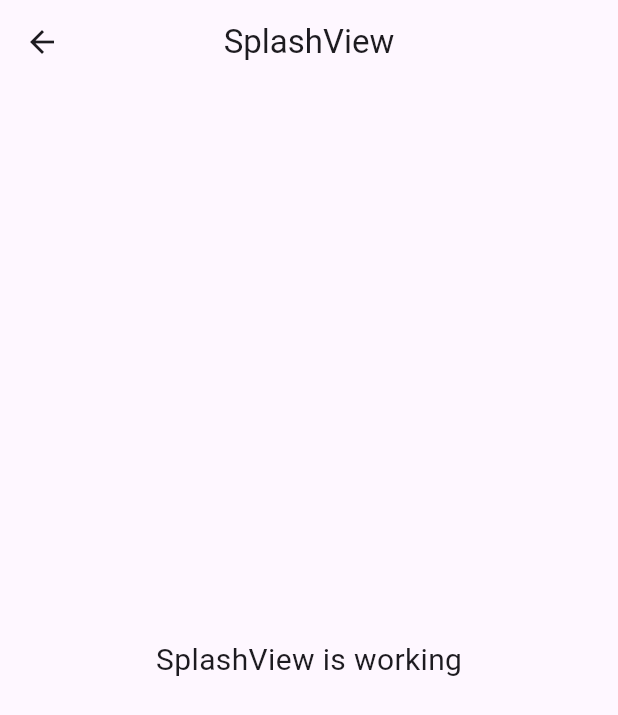
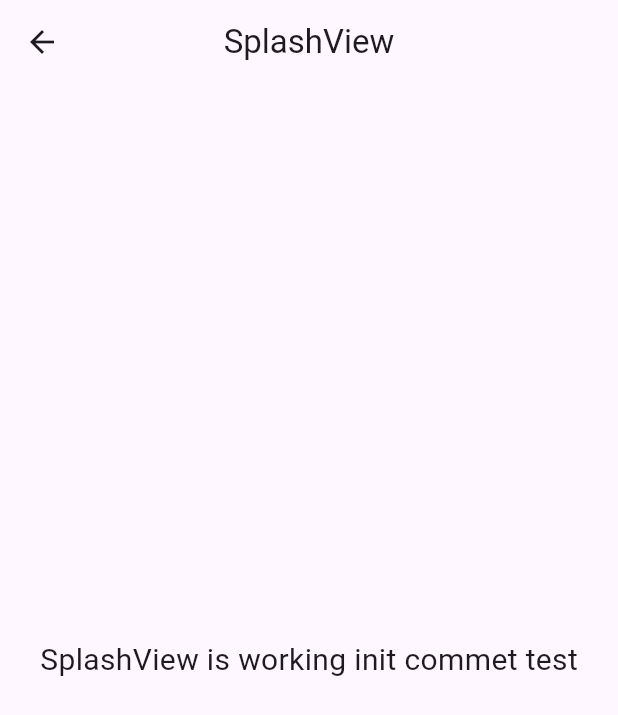
Before and after one commit to Manu43236/maya-maya, a Flutter app: the SplashView screen opened by its route, on a phone screen of 412 x 824 dp. Shown: the top 715 px of the screen. Run offline on Flutter 3.47's test engine with Material 3 defaults, Android fonts, the light colour scheme and no system bars; our stand-ins replace dio, either_dart, get, internet_connection_checker.

Commit message:
init commit

```diff
--- a/lib/app/modules/splash/views/splash_view.dart
+++ b/lib/app/modules/splash/views/splash_view.dart
@@ -20,7 +20,7 @@ class SplashView extends GetView<SplashController> {
             Get.offAllNamed(Routes.HOME);
           },
           child: Text(
-            'SplashView is working',
+            'SplashView is working init commet test',
             style: TextStyle(fontSize: 20),
           ),
         ),
```
